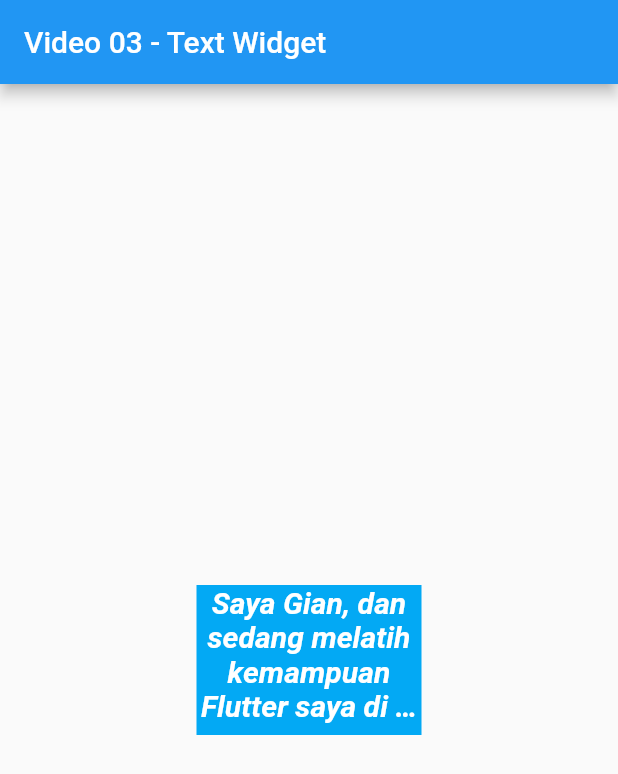
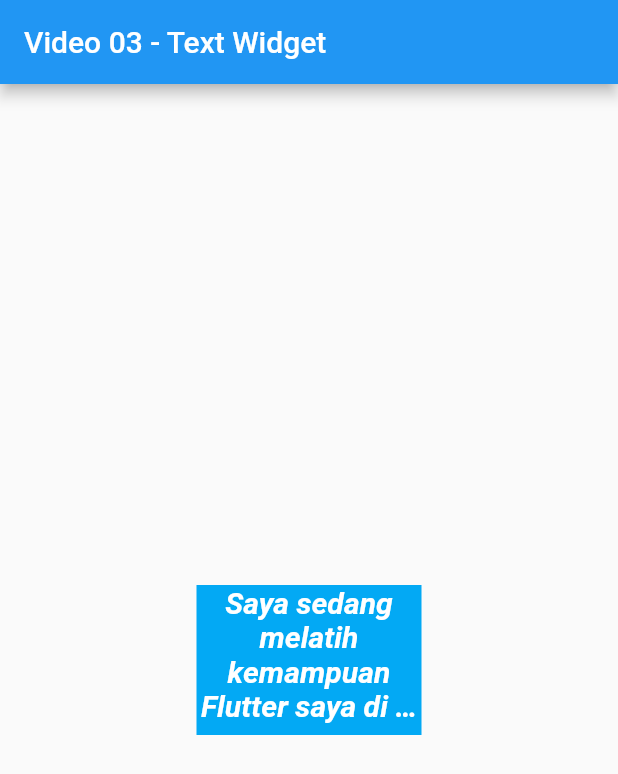
Before and after one commit to gianpratamadev/flutter-sprint-1, a Flutter app: the screen it shows after launch, on a phone screen of 412 x 824 dp. Shown: the top 774 px of the screen. Run offline on Flutter 3.47's test engine with Material 2 defaults, Android fonts, the phone set to English and light mode, and no system bars.

Commit message:
initial commit

```diff
--- a/demo/lib/03_text_widget.dart
+++ b/demo/lib/03_text_widget.dart
@@ -14,8 +14,8 @@ class TextWidget extends StatelessWidget {
           color: Colors.lightBlue,
           width: 150,
           height: 100,
-          child: Text(
-              'Saya Gian, dan sedang melatih kemampuan Flutter saya di HSI Sandbox',
+          child:
+              Text('Saya sedang melatih kemampuan Flutter saya di HSI Sandbox',
                   maxLines: 4,
                   overflow: TextOverflow.ellipsis,
                   textAlign: TextAlign.center,
```
Lines whose indentation alone changed are shown as unchanged.
